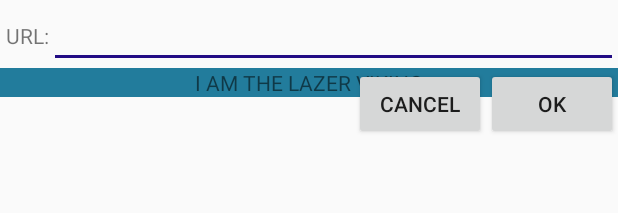
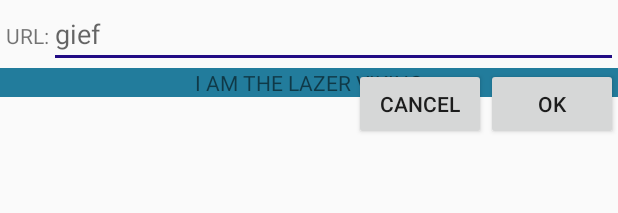
Before and after one commit to GreenSnabl/AndroidPlayground, an Android app: the layout activity_relative_layout_demo.xml on its own in the app's theme, with its tools: preview values and no code run, on a phone screen of 412 x 824 dp. Shown: the top 213 px of the screen. Run offline under Robolectric (Android 15) with nearby library versions, the phone set to English and light mode, and no system bars.

Commit message:
string add

```diff
--- a/RelativeLayoutDemo/app/src/main/res/layout/activity_relative_layout_demo.xml
+++ b/RelativeLayoutDemo/app/src/main/res/layout/activity_relative_layout_demo.xml
@@ -30,8 +30,10 @@ android:layout_height="wrap_content">
         android:layout_height="wrap_content"
         android:layout_alignParentTop="true"
         android:layout_toEndOf="@id/label"
+        android:autofillHints=""
+        android:hint="@string/gief"
         android:inputType="text"
-    android:autofillHints="" />
+        tools:targetApi="o" />
 
 <Button
     android:id="@+id/ok"
--- a/RelativeLayoutDemo/app/src/main/res/values/strings.xml
+++ b/RelativeLayoutDemo/app/src/main/res/values/strings.xml
@@ -6,4 +6,5 @@
     <string name="cancel">Cancel</string>
     <string name="input_hint">GIEF GIEF</string>
     <string name="LAZER">I AM THE LAZER VIKING</string>
+    <string name="gief">gief</string>
 </resources>
```
Lines whose indentation alone changed are shown as unchanged.
